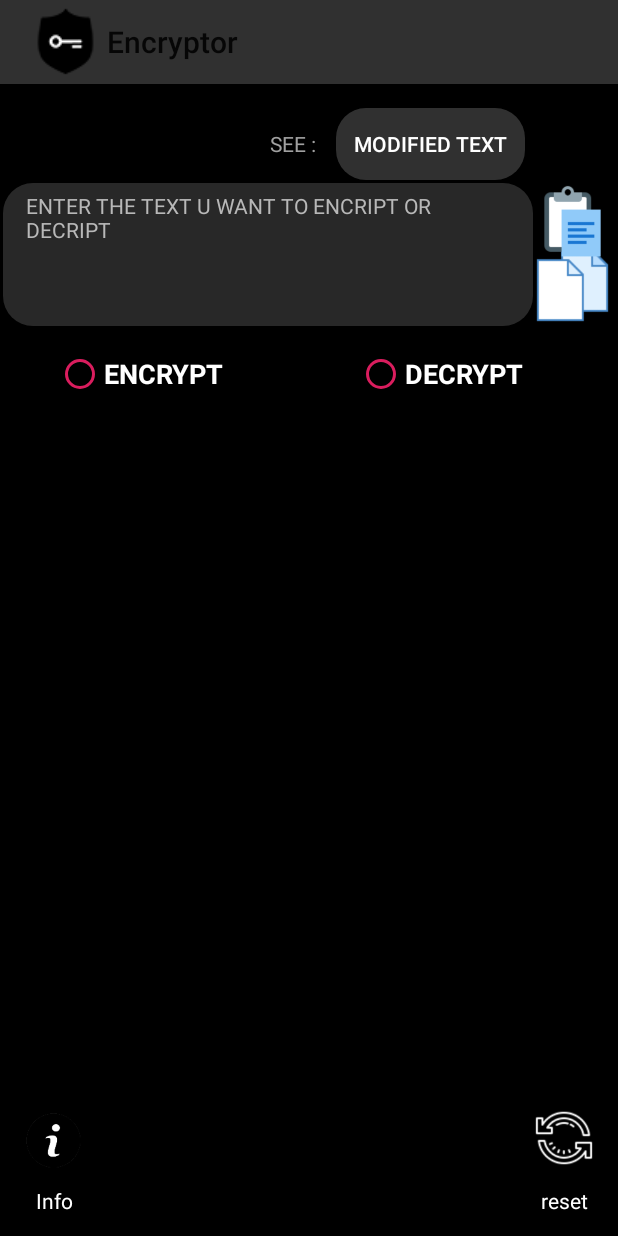
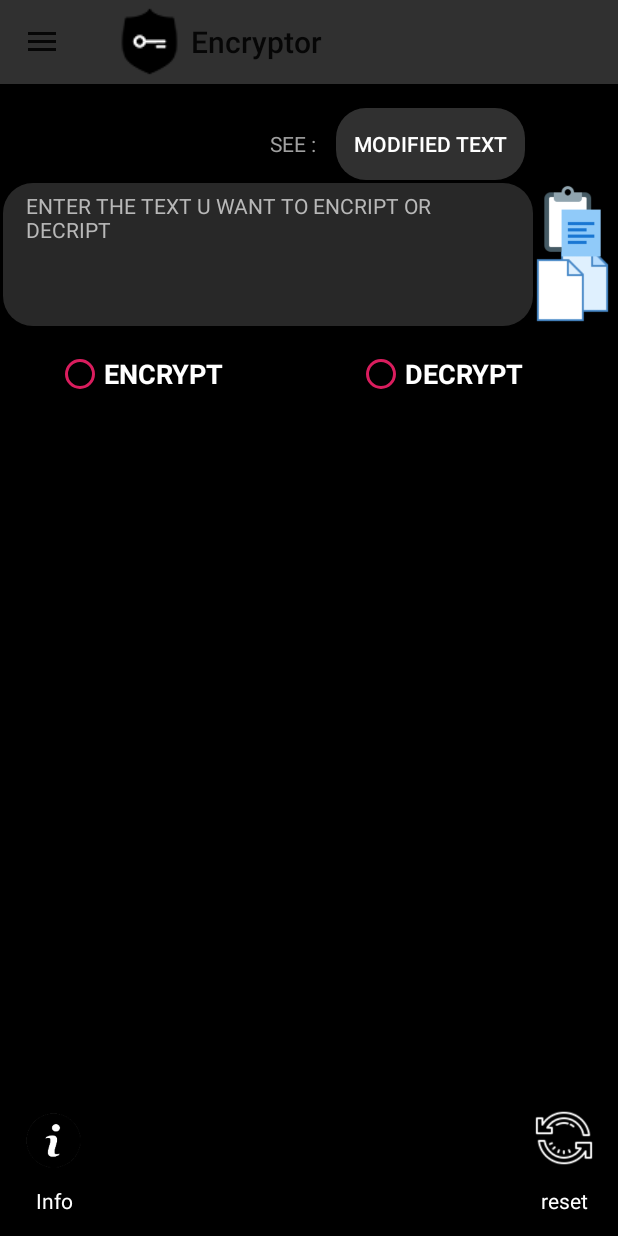
Before and after one commit to pkapu001/Encryptor-android-app, an Android app: the screen it shows after launch (MainActivity), on a phone screen of 412 x 824 dp. Run offline under Robolectric (Android 15) with nearby library versions, the phone set to English and light mode, and no system bars.

Commit message:
added slide navigation bar

```diff
--- a/Encriptor/app/src/main/java/encriptor/dragon/encriptor/MainActivity.java
+++ b/Encriptor/app/src/main/java/encriptor/dragon/encriptor/MainActivity.java
@@ -7,11 +7,14 @@ import android.content.ClipData;
 import android.content.ClipboardManager;
 import android.content.Intent;
 import android.content.res.Configuration;
+import android.support.v4.widget.DrawerLayout;
 import android.support.v7.app.ActionBar;
+import android.support.v7.app.ActionBarDrawerToggle;
 import android.support.v7.app.AppCompatActivity;
 import android.os.Bundle;
 import android.support.v7.widget.Toolbar;
 import android.view.KeyEvent;
+import android.view.MenuItem;
 import android.view.View;
 import android.view.inputmethod.InputMethodManager;
 import android.widget.Button;
@@ -30,27 +33,32 @@ import java.util.ArrayList;
 
 public class MainActivity extends AppCompatActivity implements Mod_interface,Org_interface  {
 
+    private DrawerLayout drawerLayout;
+    private ActionBarDrawerToggle mtogle;
+
     public static FragmentManager fragmentManager;
     public static InputStream is;
     public ToggleButton toggle ;
     public RadioGroup radioGroup ;
-
     public static boolean notstarted=true;
     public static String org_msg = "" , mod_msg = "";
     public static ArrayList<morse> mkey = new ArrayList<>();
     public static ClipboardManager clipboardManager;
     public static ClipData clipData ;
-     Org_text org ;
-     Mod_text mod ;
+    Org_text org ;
+    Mod_text mod ;
 
-     Button e_c_b , d_c_b;
+    Button e_c_b , d_c_b;
     EditText ek , dk;
 
-
-
-
-
-
+    @Override
+    public boolean onOptionsItemSelected(MenuItem item) {
+        if(mtogle.onOptionsItemSelected(item))
+        {
+            return true;
+        }
+        return super.onOptionsItemSelected(item);
+    }
 
     @Override
     protected void onCreate(Bundle savedInstanceState) {
@@ -65,7 +73,13 @@ public class MainActivity extends AppCompatActivity implements Mod_interface,Org
 
         Toolbar myToolbar = (Toolbar) findViewById(R.id.my_toolbar);
         setSupportActionBar(myToolbar);
-        getSupportActionBar().setDisplayShowHomeEnabled(true);
+
+        drawerLayout = findViewById(R.id.root);
+        mtogle = new ActionBarDrawerToggle(this , drawerLayout, R.string.open , R.string.close);
+        drawerLayout.addDrawerListener(mtogle);
+        mtogle.syncState();
+        //getSupportActionBar().setDisplayShowHomeEnabled(true);
+        getSupportActionBar().setDisplayHomeAsUpEnabled(true);
         getSupportActionBar().setIcon(R.drawable.noun_ic);
 
 
--- a/Encriptor/app/src/main/res/layout/activity_main.xml
+++ b/Encriptor/app/src/main/res/layout/activity_main.xml
@@ -1,23 +1,27 @@
 <?xml version="1.0" encoding="utf-8"?>
 
-<LinearLayout
+<android.support.v4.widget.DrawerLayout
 
     xmlns:android="http://schemas.android.com/apk/res/android"
     xmlns:app="http://schemas.android.com/apk/res-auto"
     xmlns:tools="http://schemas.android.com/tools"
+    android:id="@+id/root"
     android:layout_width="match_parent"
     android:layout_height="match_parent"
     android:clickable="true"
     android:focusable="true"
-    android:focusableInTouchMode="true"
 
 
+    android:focusableInTouchMode="true"
     android:orientation="vertical"
     tools:context=".MainActivity">
 
-    <include
-        layout="@layout/toolbar"
-        />
+    <LinearLayout
+        android:layout_width="match_parent"
+        android:layout_height="match_parent"
+        android:orientation="vertical">
+
+        <include layout="@layout/toolbar" />
 
 
         <ScrollView
@@ -387,3 +391,15 @@
             </android.support.constraint.ConstraintLayout>
         </ScrollView>
     </LinearLayout>
+
+    <android.support.design.widget.NavigationView
+        android:layout_width="wrap_content"
+        android:layout_height="match_parent"
+        android:layout_gravity="start"
+        android:background="@color/colorPrimaryDark"
+        app:itemTextColor="#fff"
+        app:itemIconTint="@android:color/white"
+        app:menu="@menu/nav_menu"
+
+        ></android.support.design.widget.NavigationView>
+</android.support.v4.widget.DrawerLayout>
--- /dev/null
+++ b/Encriptor/app/src/main/res/menu/nav_menu.xml
@@ -0,0 +1,27 @@
+<?xml version="1.0" encoding="utf-8"?>
+<menu xmlns:android="http://schemas.android.com/apk/res/android">
+
+    <item
+        android:title="Settings"
+        android:id="@+id/settings"
+        android:icon="@drawable/settings"
+        />
+
+    <item
+        android:title="Recent History"
+        android:id="@+id/history"
+        android:icon="@drawable/history"
+        />
+    <item
+        android:title="Save Current Encryption"
+        android:id="@+id/save"
+        android:icon="@drawable/bookmark"
+        />
+
+    <item
+        android:title="Saved Encryptions"
+        android:id="@+id/saved"
+        android:icon="@drawable/bookmarks"
+        />
+
+</menu>
--- a/Encriptor/app/src/main/res/values/strings.xml
+++ b/Encriptor/app/src/main/res/values/strings.xml
@@ -5,8 +5,9 @@
     <string name="hello_blank_fragment">Hello blank fragment</string>
     <string name="org_text">enter msg hear </string>
     <string name="mod_text">what the fuck  </string>
+    <string name="open">Open</string>
+    <string name="close">Close</string>
     <string name="title_activity_info">Info</string>
-
     <string name="caesar_info">each letter in the original message (Which is cryptography is called plaintext) is replaced with a letter corresponding to a certain number of letters shifted up or down in the alphabet </string>
 
     <string name="at_bash_info">Alphabets are reversed in order for example :\n a-z  , z->a , b->y </string>
```
Also changed, not shown: Encriptor/app/src/main/res/drawable/bookmark.png (added), Encriptor/app/src/main/res/drawable/bookmarks.png (added), Encriptor/app/src/main/res/drawable/history.png (added), Encriptor/app/src/main/res/drawable/save.png (added), Encriptor/app/src/main/res/drawable/settings.png (added). Lines whose indentation alone changed are shown as unchanged.
